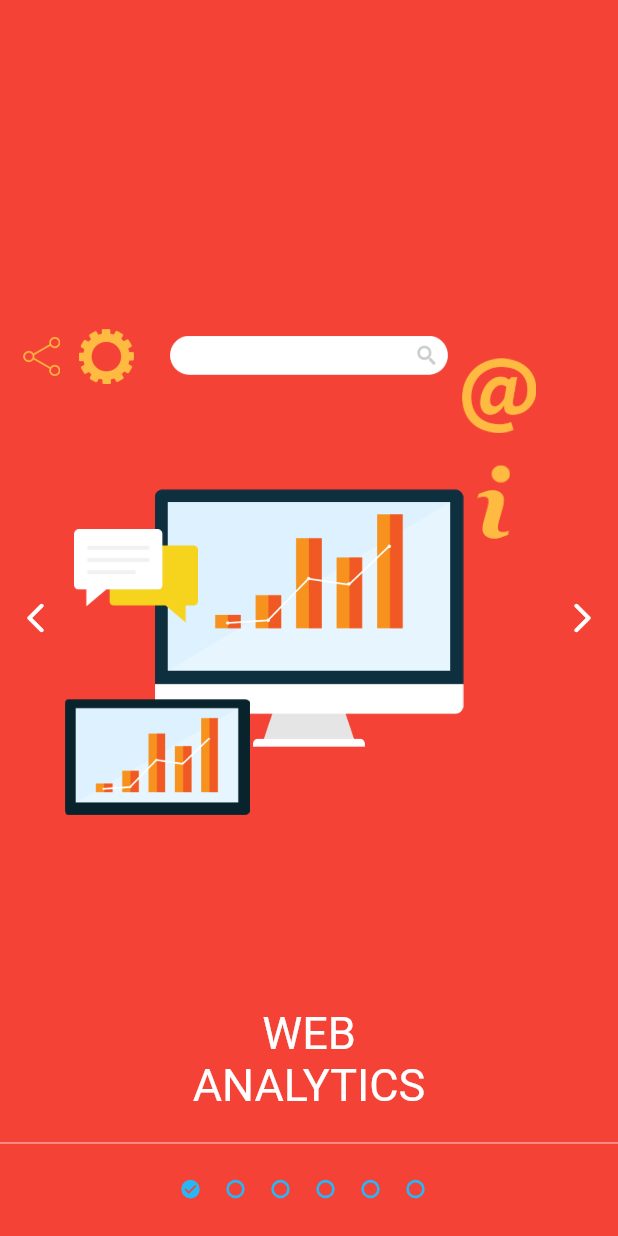
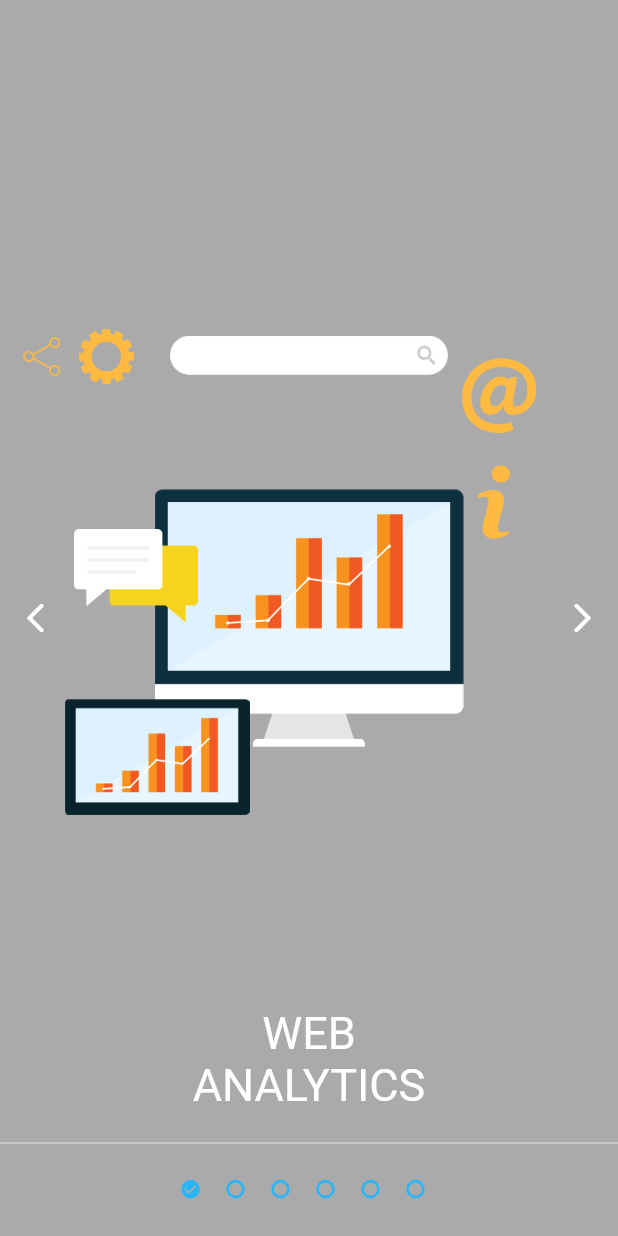
Before and after one commit to Cleveroad/flutter_sliding_tutorial, a Flutter app: the screen it shows after launch, on a phone screen of 412 x 824 dp. Run offline on Flutter 3.47's test engine with Material 2 defaults, Android fonts, the phone set to English and light mode, and no system bars; our stand-ins replace flutter_svg.

Commit message:
v1.1.3+1, update colors in example for AnimatedBackgroundColor

```diff
--- a/example/lib/sliding_tutorial.dart
+++ b/example/lib/sliding_tutorial.dart
@@ -40,10 +40,13 @@ class _SlidingTutorial extends State<SlidingTutorial> {
       pageCount: widget.pageCount,
 
       /// You can use your own color list for page background
-      colors: [
-        Colors.red,
-        Colors.yellow,
-        Colors.blueAccent,
+      colors: const [
+        Color(0xFFAAAAAA),
+        Color(0xFF669900),
+        Color(0xFFCC0000),
+        Color(0xFF0099CC),
+        Color(0xFFAA66CC),
+        Color(0xFFFF8800),
       ],
       child: Container(
         child: Stack(
```
